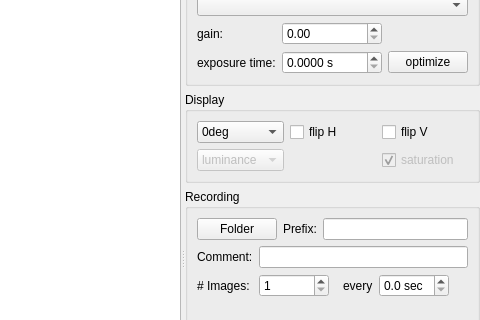
Old version of the form src/pifcap/pifcap_ui.ui in the repository scriptorron/pifcap; both pictures show x 690 to 1170 and y 104 to 424 of the 1170 by 746 pixel window.
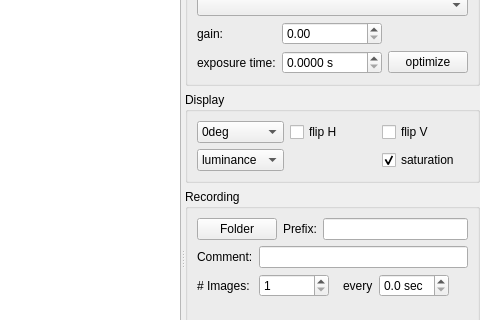
New version of the form. Custom widgets are drawn as their Qt base class.

```diff
--- a/src/pifcap/pifcap_ui.ui
+++ b/src/pifcap/pifcap_ui.ui
@@ -110,7 +110,7 @@
                 <x>0</x>
                 <y>0</y>
                 <width>354</width>
-                <height>678</height>
+                <height>691</height>
                </rect>
               </property>
               <layout class="QVBoxLayout" name="verticalLayout_6">
@@ -253,7 +253,7 @@
                   <item row="1" column="2">
                    <widget class="QCheckBox" name="checkBox_Saturation">
                     <property name="enabled">
-                     <bool>false</bool>
+                     <bool>true</bool>
                     </property>
                     <property name="text">
                      <string>saturation</string>
@@ -266,7 +266,7 @@
                   <item row="1" column="0">
                    <widget class="QComboBox" name="comboBox_RawPreviewMode">
                     <property name="enabled">
-                     <bool>false</bool>
+                     <bool>true</bool>
                     </property>
                     <item>
                      <property name="text">
```
